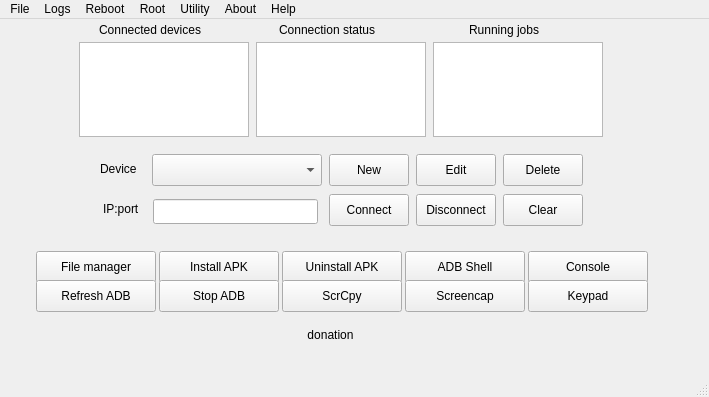
The window that mainwindow2.ui (Eliminater74/adblink) describes before a commit, drawn with Qt 5.
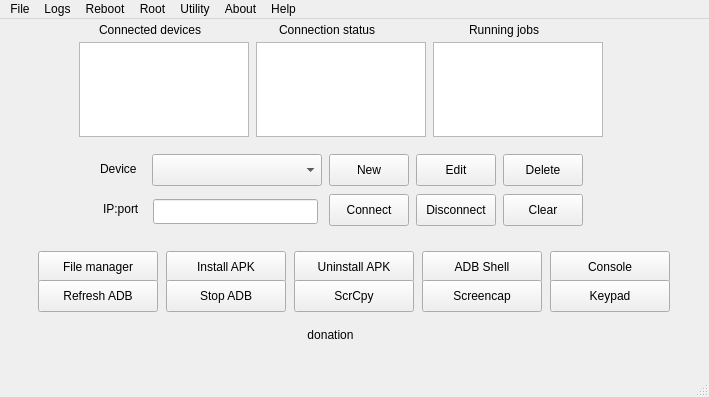
The same window after the commit.

```diff
--- a/mainwindow2.ui
+++ b/mainwindow2.ui
@@ -720,12 +720,12 @@
      <string>Device</string>
     </property>
    </widget>
-   <widget class="QWidget" name="">
+   <widget class="QWidget" name="layoutWidget">
     <property name="geometry">
      <rect>
       <x>25</x>
       <y>221</y>
-      <width>630</width>
+      <width>658</width>
       <height>73</height>
      </rect>
     </property>
```
Left out of the diff: 17 changed lines with no effect on the pictures.
